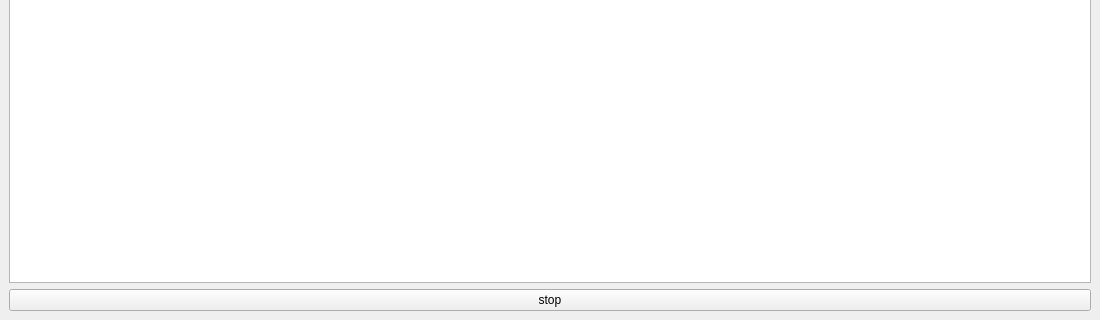
Old version of the form MDGUi/forms/MDGProgressWindow.ui in the repository KostromDan/Mods-Decompiler-GUI; both pictures show x 0 to 1100 and y 226 to 546 of the 1100 by 546 pixel window.
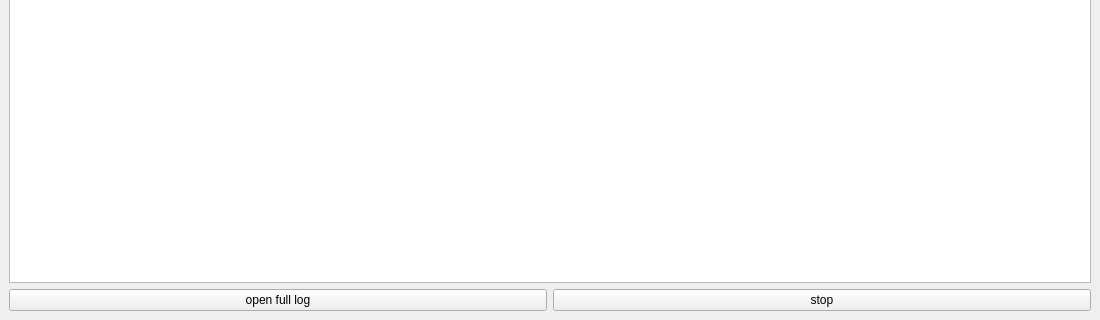
New version of the form. Icons and pictures are not drawn.

Diff of the .ui file:
```diff
--- a/MDGUi/forms/MDGProgressWindow.ui
+++ b/MDGUi/forms/MDGProgressWindow.ui
@@ -192,11 +192,22 @@
      </widget>
     </item>
     <item>
+     <layout class="QHBoxLayout" name="horizontalLayout_2">
+      <item>
+       <widget class="QPushButton" name="open_log_button">
+        <property name="text">
+         <string>open full log</string>
+        </property>
+       </widget>
+      </item>
+      <item>
      <widget class="QPushButton" name="stop_button">
       <property name="text">
        <string>stop</string>
       </property>
      </widget>
+      </item>
+     </layout>
     </item>
    </layout>
   </widget>
```
Lines whose indentation alone changed are shown as unchanged.
